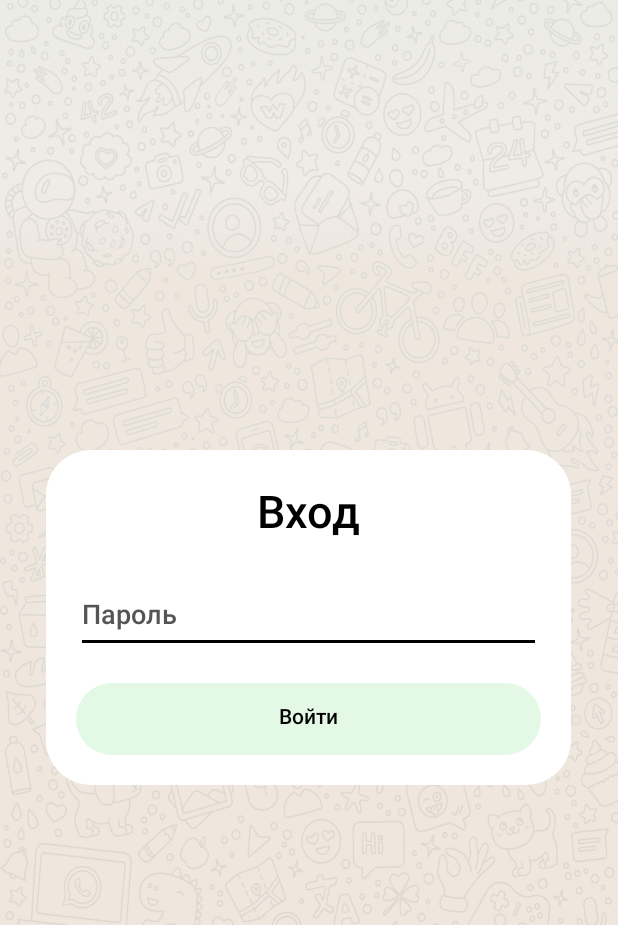
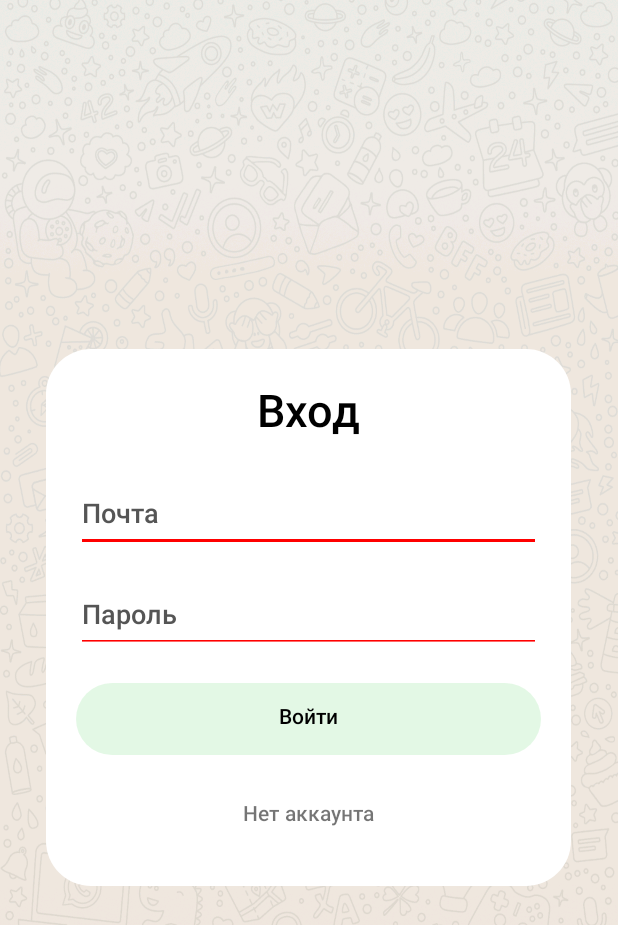
Before and after one commit to TimSin5599/Quote, an Android app: the screen it shows after launch (Login), after a tap on "Войти", on a phone screen of 412 x 824 dp. Shown: the top 925 px of the screen. Run offline under Robolectric (Android 15) with nearby library versions, the phone set to English and light mode, and no system bars; our stand-ins replace Firebase (no records; nobody signed in at launch, a user with empty details on screens opened directly).

Commit message:
VERSION 2.0 new db + new login function + new function rooms + new menu + fix bugs + more options

```diff
--- a/app/build.gradle.kts
+++ b/app/build.gradle.kts
@@ -11,8 +11,8 @@ android {
         applicationId = "com.TimSin.quote"
         minSdk = 28
         targetSdk = 34
-        versionCode = 1
-        versionName = "1.1"
+        versionCode = 3
+        versionName = "2.0"
 
         testInstrumentationRunner = "androidx.test.runner.AndroidJUnitRunner"
     }
@@ -47,6 +47,7 @@ dependencies {
     implementation("androidx.cardview:cardview:1.0.0")
     implementation("androidx.datastore:datastore-core-android:1.1.1")
     implementation("androidx.activity:activity:1.9.0")
+    implementation("com.google.firebase:firebase-auth:23.0.0")
     testImplementation("junit:junit:4.13.2")
     androidTestImplementation("androidx.test.ext:junit:1.1.5")
     androidTestImplementation("androidx.test.espresso:espresso-core:3.5.1")
--- a/app/src/main/java/com/TimSin/quote/Login.java
+++ b/app/src/main/java/com/TimSin/quote/Login.java
@@ -3,11 +3,15 @@ package com.TimSin.quote;
 import android.content.Intent;
 import android.content.SharedPreferences;
 import android.os.Bundle;
+import android.util.Patterns;
 import android.view.View;
 import android.widget.Button;
 import android.widget.EditText;
+import android.widget.TextView;
+import android.widget.Toast;
 
 import androidx.activity.EdgeToEdge;
+import androidx.annotation.NonNull;
 import androidx.appcompat.app.AppCompatActivity;
 import androidx.core.graphics.Insets;
 import androidx.core.view.ViewCompat;
@@ -15,14 +19,16 @@ import androidx.core.view.WindowInsetsCompat;
 import java.security.MessageDigest;
 import java.security.NoSuchAlgorithmException;
 
-import com.google.firebase.database.DataSnapshot;
-import com.google.firebase.database.DatabaseError;
-import com.google.firebase.database.DatabaseReference;
-import com.google.firebase.database.FirebaseDatabase;
-import com.google.firebase.database.ValueEventListener;
+import com.google.firebase.auth.AuthResult;
+import com.google.firebase.auth.FirebaseAuth;
+import com.google.firebase.auth.FirebaseUser;
+import com.google.android.gms.tasks.OnCompleteListener;
+import com.google.android.gms.tasks.Task;
+import android.content.res.ColorStateList;
+import android.graphics.Color;
 
 public class Login extends AppCompatActivity {
-
+    FirebaseAuth mAuth;
     private String pass;
     @Override
     protected void onCreate(Bundle savedInstanceState) {
@@ -30,71 +36,137 @@ public class Login extends AppCompatActivity {
         EdgeToEdge.enable(this);
         setContentView(R.layout.activity_login);
 
-        if (checkAuthorizationStatus()) {
-            Intent intent = new Intent(Login.this, MainActivity.class);
+        SharedPreferences preferences = getSharedPreferences("AUTH_PREFS", MODE_PRIVATE);
+        String userEmail = preferences.getString("user_email", null);
+        if (userEmail != null) {
+            Intent intent = new Intent(Login.this, Rooms.class);
             startActivity(intent);
+            finish();
         }
 
-        FirebaseDatabase database = FirebaseDatabase.getInstance();
-        DatabaseReference databaseReference = database.getReference();
-        DatabaseReference passwordRef = databaseReference.child("Password");
 
-        passwordRef.addListenerForSingleValueEvent(new ValueEventListener() {
-            @Override
-            public void onDataChange(DataSnapshot dataSnapshot) {
-                pass = dataSnapshot.getValue(String.class);
-            }
+        mAuth = FirebaseAuth.getInstance();
 
-            @Override
-            public void onCancelled(DatabaseError databaseError) {
-            }
+        Button button_auth = findViewById(R.id.button_auth);
+        Button button_register = findViewById(R.id.button_register);
+        TextView textview_noacc = findViewById(R.id.textview_noacc);
+        TextView textview_acc = findViewById(R.id.textview_acc);
+        EditText login = findViewById(R.id.login);
+        EditText password = findViewById(R.id.password);
+        EditText password_two = findViewById(R.id.password_two);
+
+        textview_noacc.setOnClickListener(v -> {
+            button_register.setEnabled(true);
+            button_register.setVisibility(Button.VISIBLE);
+            password_two.setEnabled(true);
+            password_two.setVisibility(Button.VISIBLE);
+            button_auth.setEnabled(false);
+            button_auth.setVisibility(Button.INVISIBLE);
+            textview_noacc.setEnabled(false);
+            textview_noacc.setVisibility(Button.INVISIBLE);
+            textview_acc.setEnabled(true);
+            textview_acc.setVisibility(Button.VISIBLE);
+        });
+
+        textview_acc.setOnClickListener(v -> {
+            button_auth.setEnabled(true);
+            button_auth.setVisibility(Button.VISIBLE);
+            button_register.setEnabled(false);
+            button_register.setVisibility(Button.INVISIBLE);
+            password_two.setEnabled(false);
+            password_two.setVisibility(Button.GONE);
+            textview_acc.setEnabled(false);
+            textview_acc.setVisibility(Button.INVISIBLE);
+            textview_noacc.setEnabled(true);
+            textview_noacc.setVisibility(Button.VISIBLE);
+        });
+
+        button_auth.setOnClickListener(v -> {
+            if (checkmaillandpass(login.getText().toString(), password.getText().toString(), password_two.getText().toString()))
+                return;
+            FirebasesignInWithEmailAndPassword(login.getText().toString(), password.getText().toString());
+
+            SharedPreferences.Editor editor = preferences.edit();
+            editor.putString("user_email", login.getText().toString());
+            editor.apply();
+
+            Intent intent = new Intent(Login.this, Rooms.class);
+            startActivity(intent);
+        });
+
+        button_register.setOnClickListener(v -> {
+            if (checkmaillandpass(login.getText().toString(), password.getText().toString(), password_two.getText().toString()))
+                return;
+            FirebaseCreateUserWithEmailAndPassword(login.getText().toString(), password.getText().toString());
         });
 
 
-        Button btn = findViewById(R.id.ok_button);
-        EditText editText = findViewById(R.id.testpass);
-        btn.setOnClickListener(new View.OnClickListener() {
-            @Override
-            public void onClick(View v) {
-                System.out.println("mypassword"+hashPassword(editText.getText().toString()));
-                if (hashPassword(editText.getText().toString().toLowerCase()).equals(pass)) {
-                    saveAuthorizationStatus(true);
-                    Intent intent = new Intent(Login.this, MainActivity.class);
-                    startActivity(intent);
-                }
-            }
-        });
 
     }
 
-
-    public static String hashPassword(String password) {
-        try {
-            MessageDigest digest = MessageDigest.getInstance("SHA-256");
-            byte[] hashedBytes = digest.digest(password.getBytes());
-            StringBuilder sb = new StringBuilder();
-            for (byte b : hashedBytes) {
-                sb.append(String.format("%02x", b));
-            }
-            return sb.toString();
-        } catch (NoSuchAlgorithmException e) {
-            e.printStackTrace();
-            return null;
+    private boolean checkmaillandpass(String mail, String pass, String passtwo) {
+        EditText login = findViewById(R.id.login);
+        EditText password = findViewById(R.id.password);
+        EditText password_two = findViewById(R.id.password_two);
+        boolean flag = false;
+        if (mail == null || mail.trim().isEmpty() || !Patterns.EMAIL_ADDRESS.matcher(mail).matches()) {
+            login.setBackgroundTintList(ColorStateList.valueOf(Color.RED));
+            if (!flag)
+                Toast.makeText(this, "Проверьте корректность почты", Toast.LENGTH_SHORT).show();
+            flag = true;
+        } else login.setBackgroundTintList(ColorStateList.valueOf(getResources().getColor(android.R.color.holo_green_dark)));
+        if (pass == null || pass.trim().isEmpty()) {
+            password.setBackgroundTintList(ColorStateList.valueOf(Color.RED));
+            if (!flag)
+                Toast.makeText(this, "Проверьте корректность пароля", Toast.LENGTH_SHORT).show();
+            flag = true;
+        } else password.setBackgroundTintList(ColorStateList.valueOf(getResources().getColor(android.R.color.holo_green_dark)));
+        if (password_two.isEnabled() && (passtwo == null || passtwo.trim().isEmpty())) {
+            password_two.setBackgroundTintList(ColorStateList.valueOf(Color.RED));
+            if (!flag)
+                Toast.makeText(this, "Проверьте корректность подтвердения пароля", Toast.LENGTH_SHORT).show();
+            flag = true;
+        } else password_two.setBackgroundTintList(ColorStateList.valueOf(getResources().getColor(android.R.color.holo_green_dark)));
+        if (password_two.isEnabled() && !passtwo.equals(pass)) {
+            password.setBackgroundTintList(ColorStateList.valueOf(Color.RED));
+            password_two.setBackgroundTintList(ColorStateList.valueOf(Color.RED));
+            if (!flag)
+                Toast.makeText(this, "Пароли не совпадают", Toast.LENGTH_SHORT).show();
+            flag = true;
         }
+        return flag;
     }
 
-    private boolean checkAuthorizationStatus() {
-        SharedPreferences preferences = getSharedPreferences("authorization", MODE_PRIVATE);
-        return preferences.getBoolean("isAuthenticated", false);
+    private void FirebaseCreateUserWithEmailAndPassword(String mail, String pass) {
+        mAuth.createUserWithEmailAndPassword(mail, pass)
+                .addOnCompleteListener(new OnCompleteListener<AuthResult>() {
+                    @Override
+                    public void onComplete(@NonNull Task<AuthResult> task) {
+                        if (task.isSuccessful()) {
+                            FirebaseUser user = mAuth.getCurrentUser();
+                            Toast.makeText(getApplicationContext(), "Регистрация прошла успешно", Toast.LENGTH_SHORT).show();
+                        } else {
+                            Toast.makeText(getApplicationContext(), "Ошибка регистрации", Toast.LENGTH_SHORT).show();
+                        }
+                    }
+                });
+    }
+
+    private void FirebasesignInWithEmailAndPassword(String mail, String pass) {
+        mAuth.signInWithEmailAndPassword(mail, pass)
+                .addOnCompleteListener(new OnCompleteListener<AuthResult>() {
+                    @Override
+                    public void onComplete(@NonNull Task<AuthResult> task) {
+                        if (task.isSuccessful()) {
+                            FirebaseUser user = mAuth.getCurrentUser();
+                            Toast.makeText(getApplicationContext(), "Вход выполнен успешно", Toast.LENGTH_SHORT).show();
+                        } else {
+                            Toast.makeText(getApplicationContext(), "Ошибка входа", Toast.LENGTH_SHORT).show();
+                        }
+                    }
+                });
     }
 
 
-    private void saveAuthorizationStatus(boolean isAuthenticated) {
-        SharedPreferences preferences = getSharedPreferences("authorization", MODE_PRIVATE);
-        SharedPreferences.Editor editor = preferences.edit();
-        editor.putBoolean("isAuthenticated", isAuthenticated);
-        editor.apply();
-    }
-
 
 }
--- a/app/src/main/res/layout/activity_login.xml
+++ b/app/src/main/res/layout/activity_login.xml
@@ -20,8 +20,8 @@
         android:layout_marginEnd="10dp" />
 
     <EditText
-        android:id="@+id/testpass"
-        android:hint="Пароль"
+        android:id="@+id/login"
+        android:hint="Почта"
         style="@style/TextStyle"
         android:layout_width="match_parent"
         android:layout_height="wrap_content"
@@ -30,16 +30,86 @@
         android:layout_marginStart="10dp"
         android:layout_marginEnd="10dp" />
 
-    <Button
-        android:id="@+id/ok_button"
+    <EditText
+        android:id="@+id/password"
+        android:hint="Пароль"
+        style="@style/TextStyle"
+        android:inputType="textPassword"
         android:layout_width="match_parent"
         android:layout_height="wrap_content"
-        android:text="Войти"
+        android:layout_below="@id/login"
+        android:layout_marginTop="20dp"
+        android:layout_marginStart="10dp"
+        android:layout_marginEnd="10dp" />
+
+    <EditText
+        android:enabled="false"
+        android:visibility="invisible"
+        android:id="@+id/password_two"
+        android:hint="Подтвердите пароль"
+        style="@style/TextStyle"
+        android:inputType="textPassword"
+        android:layout_width="match_parent"
+        android:layout_height="wrap_content"
+        android:layout_below="@id/password"
+        android:layout_marginTop="20dp"
+        android:layout_marginStart="10dp"
+        android:layout_marginEnd="10dp" />
+
+    <Button
+        android:enabled="false"
+        android:visibility="invisible"
+        android:id="@+id/button_register"
+        android:layout_width="match_parent"
+        android:layout_height="wrap_content"
+        android:text="Зарегистрироваться"
         android:textAllCaps="false"
-        android:layout_below="@id/testpass"
+        android:layout_below="@id/password_two"
         android:layout_marginTop="20dp"
         android:layout_marginStart="10dp"
         android:layout_marginEnd="10dp"
         android:layout_marginBottom="10dp"
         style="@style/ButtonAddStyle" />
+
+    <Button
+        android:enabled="true"
+        android:visibility="visible"
+        android:id="@+id/button_auth"
+        android:layout_width="match_parent"
+        android:layout_height="wrap_content"
+        android:text="Войти"
+        android:textAllCaps="false"
+        android:layout_below="@id/password"
+        android:layout_marginTop="20dp"
+        android:layout_marginStart="10dp"
+        android:layout_marginEnd="10dp"
+        android:layout_marginBottom="10dp"
+        style="@style/ButtonAddStyle" />
+
+    <TextView
+        android:enabled="true"
+        android:visibility="visible"
+        android:id="@+id/textview_noacc"
+        android:layout_width="match_parent"
+        android:layout_height="wrap_content"
+        android:layout_below="@id/button_auth"
+        android:layout_marginTop="20dp"
+        android:paddingBottom="10dp"
+        android:text="Нет аккаунта"
+        android:gravity="center"
+        />
+
+    <TextView
+        android:enabled="false"
+        android:visibility="gone"
+        android:id="@+id/textview_acc"
+        android:layout_width="match_parent"
+        android:layout_height="wrap_content"
+        android:layout_below="@id/button_register"
+        android:paddingTop="20dp"
+        android:paddingBottom="10dp"
+        android:text="Войти"
+        android:gravity="center"
+        />
+
 </RelativeLayout>
--- a/app/src/main/res/menu/menu_category.xml
+++ b/app/src/main/res/menu/menu_category.xml
@@ -16,4 +16,6 @@
             android:icon="?attr/iconbulb"
             />
     </group>
+
+
 </menu>
```
Also changed, not shown: app/src/main/AndroidManifest.xml (+6 -3 lines), app/src/main/java/com/TimSin/quote/MainActivity.java (+20 -1 lines), app/src/main/java/com/TimSin/quote/Rooms.java (added, +162 -0 lines), app/src/main/res/layout/activity_main.xml (+51 -0 lines), app/src/main/res/layout/activity_rooms.xml (added, +90 -0 lines), 1 other file.
